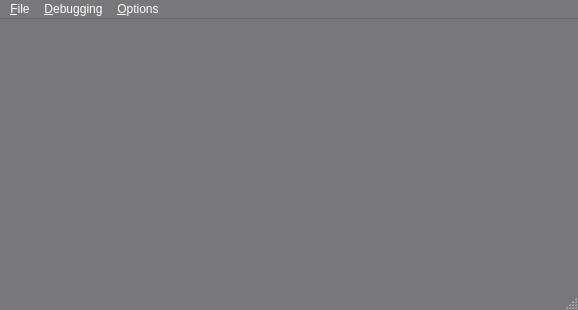
Qt form blurdev/gui/windows/loggerwindow/ui/loggerwindow.ui (blurstudio/PrEditor) before a commit.
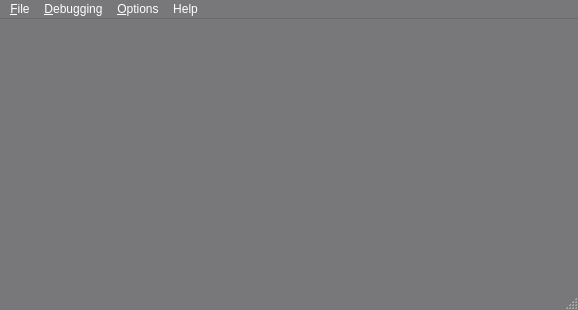
The same form after that commit.

Commit message: fixed a couple bugs and added an ability for the right click menu on the tab to open/copy files that its browsing

```diff
--- a/blurdev/gui/windows/loggerwindow/ui/loggerwindow.ui
+++ b/blurdev/gui/windows/loggerwindow/ui/loggerwindow.ui
@@ -523,9 +523,16 @@
     <addaction name="uiSaveLogACT"/>
     <addaction name="uiClearLogACT"/>
    </widget>
+   <widget class="QMenu" name="uiHelpMENU">
+    <property name="title">
+     <string>Help</string>
+    </property>
+    <addaction name="uiSdkBrowserACT"/>
+   </widget>
    <addaction name="uiScriptingMENU"/>
    <addaction name="uiDebugMENU"/>
    <addaction name="uiFileMENU"/>
+   <addaction name="uiHelpMENU"/>
   </widget>
   <widget class="QStatusBar" name="statusbar"/>
   <action name="uiSaveLogACT">
```
Left out of the diff: 8 changed lines with no effect on the pictures. The commit also changes 3 other files.
